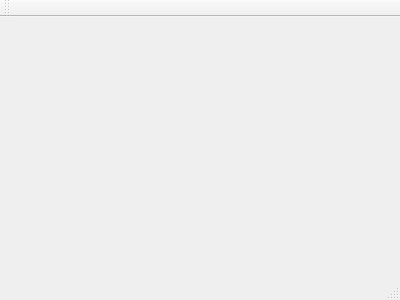
The window that QT_serial/day01/myserial/myserial.ui (hewei-bit/QT-Learing) describes before a commit, drawn with Qt 5.
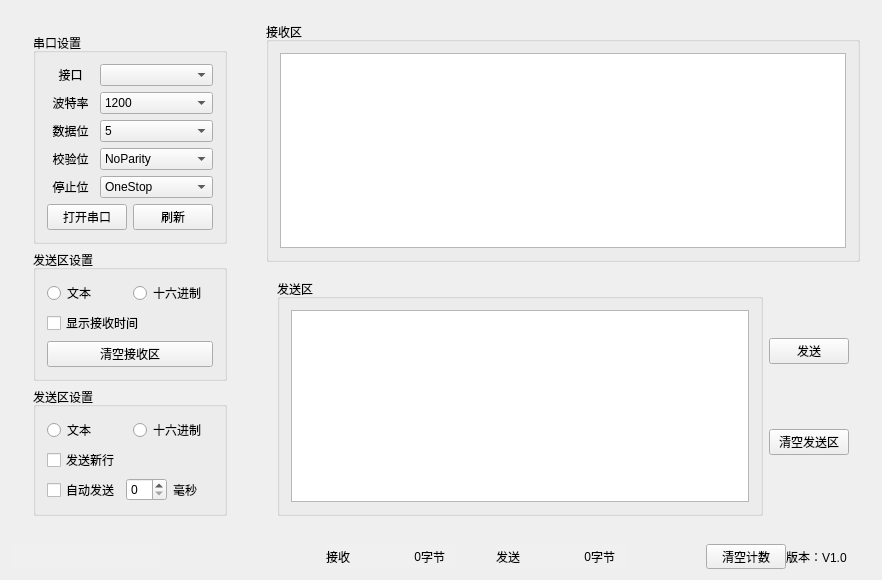
The same window after the commit.

Commit message: 串口小工具

The edit to the form file:
```diff
--- a/QT_serial/day01/myserial/myserial.ui
+++ b/QT_serial/day01/myserial/myserial.ui
@@ -1,24 +1,849 @@
 <ui version="4.0">
  <class>myserial</class>
- <widget class="QMainWindow" name="myserial" >
-  <property name="geometry" >
+ <widget class="QMainWindow" name="myserial">
+  <property name="geometry">
    <rect>
     <x>0</x>
     <y>0</y>
-    <width>400</width>
-    <height>300</height>
+    <width>882</width>
+    <height>566</height>
    </rect>
   </property>
   <property name="windowTitle" >
    <string>myserial</string>
   </property>
-  <widget class="QMenuBar" name="menuBar" />
-  <widget class="QToolBar" name="mainToolBar" />
-  <widget class="QWidget" name="centralWidget" />
-  <widget class="QStatusBar" name="statusBar" />
+  <widget class="QWidget" name="centralWidget">
+   <layout class="QGridLayout" name="gridLayout_3">
+    <item row="0" column="0">
+     <widget class="QWidget" name="widget" native="true">
+      <layout class="QGridLayout" name="gridLayout">
+       <item row="0" column="0">
+        <widget class="QWidget" name="widget_2" native="true">
+         <layout class="QVBoxLayout" name="verticalLayout_7">
+          <item>
+           <widget class="QGroupBox" name="groupBox">
+            <property name="title">
+             <string>串口设置</string>
+            </property>
+            <layout class="QGridLayout" name="gridLayout_2">
+             <item row="0" column="0">
+              <layout class="QVBoxLayout" name="verticalLayout">
+               <item>
+                <widget class="QLabel" name="label">
+                 <property name="text">
+                  <string>接口</string>
+                 </property>
+                 <property name="alignment">
+                  <set>Qt::AlignCenter</set>
+                 </property>
+                </widget>
+               </item>
+               <item>
+                <widget class="QLabel" name="label_2">
+                 <property name="text">
+                  <string>波特率</string>
+                 </property>
+                 <property name="alignment">
+                  <set>Qt::AlignCenter</set>
+                 </property>
+                </widget>
+               </item>
+               <item>
+                <widget class="QLabel" name="label_3">
+                 <property name="text">
+                  <string>数据位</string>
+                 </property>
+                 <property name="alignment">
+                  <set>Qt::AlignCenter</set>
+                 </property>
+                </widget>
+               </item>
+               <item>
+                <widget class="QLabel" name="label_4">
+                 <property name="text">
+                  <string>校验位</string>
+                 </property>
+                 <property name="alignment">
+                  <set>Qt::AlignCenter</set>
+                 </property>
+                </widget>
+               </item>
+               <item>
+                <widget class="QLabel" name="label_5">
+                 <property name="text">
+                  <string>停止位</string>
+                 </property>
+                 <property name="alignment">
+                  <set>Qt::AlignCenter</set>
+                 </property>
+                </widget>
+               </item>
+              </layout>
+             </item>
+             <item row="0" column="1">
+              <layout class="QVBoxLayout" name="verticalLayout_2">
+               <item>
+                <widget class="QComboBox" name="port_comboBox"/>
+               </item>
+               <item>
+                <widget class="QComboBox" name="baudrate_comboBox">
+                 <item>
+                  <property name="text">
+                   <string>1200</string>
+                  </property>
+                 </item>
+                 <item>
+                  <property name="text">
+                   <string>2400</string>
+                  </property>
+                 </item>
+                 <item>
+                  <property name="text">
+                   <string>4800</string>
+                  </property>
+                 </item>
+                 <item>
+                  <property name="text">
+                   <string>9600</string>
+                  </property>
+                 </item>
+                 <item>
+                  <property name="text">
+                   <string>19200</string>
+                  </property>
+                 </item>
+                 <item>
+                  <property name="text">
+                   <string>38400</string>
+                  </property>
+                 </item>
+                 <item>
+                  <property name="text">
+                   <string>57600</string>
+                  </property>
+                 </item>
+                 <item>
+                  <property name="text">
+                   <string>115200</string>
+                  </property>
+                 </item>
+                </widget>
+               </item>
+               <item>
+                <widget class="QComboBox" name="databit_comboBox">
+                 <item>
+                  <property name="text">
+                   <string>5</string>
+                  </property>
+                 </item>
+                 <item>
+                  <property name="text">
+                   <string>6</string>
+                  </property>
+                 </item>
+                 <item>
+                  <property name="text">
+                   <string>7</string>
+                  </property>
+                 </item>
+                 <item>
+                  <property name="text">
+                   <string>8</string>
+                  </property>
+                 </item>
+                </widget>
+               </item>
+               <item>
+                <widget class="QComboBox" name="parity_comboBox">
+                 <item>
+                  <property name="text">
+                   <string>NoParity</string>
+                  </property>
+                 </item>
+                 <item>
+                  <property name="text">
+                   <string>EvenParity</string>
+                  </property>
+                 </item>
+                 <item>
+                  <property name="text">
+                   <string>OddParity</string>
+                  </property>
+                 </item>
+                 <item>
+                  <property name="text">
+                   <string>SpaceParity</string>
+                  </property>
+                 </item>
+                 <item>
+                  <property name="text">
+                   <string>MarkParity</string>
+                  </property>
+                 </item>
+                 <item>
+                  <property name="text">
+                   <string>UnknownParity</string>
+                  </property>
+                 </item>
+                </widget>
+               </item>
+               <item>
+                <widget class="QComboBox" name="stop_comboBox">
+                 <item>
+                  <property name="text">
+                   <string>OneStop</string>
+                  </property>
+                 </item>
+                 <item>
+                  <property name="text">
+                   <string>OneAndHalf</string>
+                  </property>
+                 </item>
+                 <item>
+                  <property name="text">
+                   <string>TwoStop</string>
+                  </property>
+                 </item>
+                </widget>
+               </item>
+              </layout>
+             </item>
+             <item row="1" column="0" colspan="2">
+              <layout class="QHBoxLayout" name="horizontalLayout_4">
+               <item>
+                <widget class="QPushButton" name="open_close_serial_Btn">
+                 <property name="text">
+                  <string>打开串口</string>
+                 </property>
+                </widget>
+               </item>
+               <item>
+                <widget class="QPushButton" name="refreshBtn">
+                 <property name="text">
+                  <string>刷新</string>
+                 </property>
+                </widget>
+               </item>
+              </layout>
+             </item>
+            </layout>
+           </widget>
+          </item>
+          <item>
+           <layout class="QVBoxLayout" name="verticalLayout_3">
+            <item>
+             <widget class="QGroupBox" name="groupBox_4">
+              <property name="title">
+               <string>发送区设置</string>
+              </property>
+              <layout class="QVBoxLayout" name="verticalLayout_9">
+               <item>
+                <layout class="QVBoxLayout" name="verticalLayout_4">
+                 <item>
+                  <layout class="QHBoxLayout" name="horizontalLayout">
+                   <item>
+                    <widget class="QRadioButton" name="text_recv_radioBtn">
+                     <property name="text">
+                      <string>文本</string>
+                     </property>
+                    </widget>
+                   </item>
+                   <item>
+                    <widget class="QRadioButton" name="hex_recv_radioBtn">
+                     <property name="text">
+                      <string>十六进制</string>
+                     </property>
+                    </widget>
+                   </item>
+                  </layout>
+                 </item>
+                 <item>
+                  <widget class="QCheckBox" name="show_recvtime_checkBox">
+                   <property name="text">
+                    <string>显示接收时间</string>
+                   </property>
+                  </widget>
+                 </item>
+                 <item>
+                  <widget class="QPushButton" name="clear_recvBtn">
+                   <property name="text">
+                    <string>清空接收区</string>
+                   </property>
+                  </widget>
+                 </item>
+                </layout>
+               </item>
+              </layout>
+             </widget>
+            </item>
+            <item>
+             <widget class="QGroupBox" name="groupBox_5">
+              <property name="title">
+               <string>发送区设置</string>
+              </property>
+              <layout class="QVBoxLayout" name="verticalLayout_10">
+               <item>
+                <layout class="QVBoxLayout" name="verticalLayout_5">
+                 <item>
+                  <layout class="QHBoxLayout" name="horizontalLayout_2">
+                   <item>
+                    <widget class="QRadioButton" name="text_send_radioBtn">
+                     <property name="text">
+                      <string>文本</string>
+                     </property>
+                    </widget>
+                   </item>
+                   <item>
+                    <widget class="QRadioButton" name="hex_send_radioBtn">
+                     <property name="text">
+                      <string>十六进制</string>
+                     </property>
+                    </widget>
+                   </item>
+                  </layout>
+                 </item>
+                 <item>
+                  <widget class="QCheckBox" name="send_newline_checkBox">
+                   <property name="text">
+                    <string>发送新行</string>
+                   </property>
+                  </widget>
+                 </item>
+                 <item>
+                  <layout class="QHBoxLayout" name="horizontalLayout_3">
+                   <item>
+                    <widget class="QCheckBox" name="auto_sendcheckBox">
+                     <property name="text">
+                      <string>自动发送</string>
+                     </property>
+                    </widget>
+                   </item>
+                   <item>
+                    <widget class="QSpinBox" name="spinBox"/>
+                   </item>
+                   <item>
+                    <widget class="QLabel" name="label_6">
+                     <property name="text">
+                      <string>毫秒</string>
+                     </property>
+                    </widget>
+                   </item>
+                  </layout>
+                 </item>
+                </layout>
+               </item>
+              </layout>
+             </widget>
+            </item>
+           </layout>
+          </item>
+         </layout>
+        </widget>
+       </item>
+      </layout>
+     </widget>
+    </item>
+    <item row="0" column="1">
+     <widget class="QWidget" name="widget_4" native="true">
+      <layout class="QVBoxLayout" name="verticalLayout_11">
+       <item>
+        <widget class="QGroupBox" name="groupBox_2">
+         <property name="title">
+          <string>接收区</string>
+         </property>
+         <layout class="QVBoxLayout" name="verticalLayout_12">
+          <item>
+           <widget class="QTextBrowser" name="recv_textBrowser"/>
+          </item>
+         </layout>
+        </widget>
+       </item>
+       <item>
+        <widget class="QWidget" name="widget_3" native="true">
+         <layout class="QHBoxLayout" name="horizontalLayout_5">
+          <item>
+           <widget class="QGroupBox" name="groupBox_3">
+            <property name="title">
+             <string>发送区</string>
+            </property>
+            <layout class="QVBoxLayout" name="verticalLayout_8">
+             <item>
+              <widget class="QTextEdit" name="send_textBrowser"/>
+             </item>
+            </layout>
+           </widget>
+          </item>
+          <item>
+           <layout class="QVBoxLayout" name="verticalLayout_6">
+            <item>
+             <widget class="QPushButton" name="sendBtn">
+              <property name="text">
+               <string>发送</string>
+              </property>
+             </widget>
+            </item>
+            <item>
+             <widget class="QPushButton" name="clear_send_Btn">
+              <property name="text">
+               <string>清空发送区</string>
+              </property>
+             </widget>
+            </item>
+           </layout>
+          </item>
+         </layout>
+        </widget>
+       </item>
+      </layout>
+     </widget>
+    </item>
+    <item row="1" column="0" colspan="2">
+     <widget class="QWidget" name="widget_17" native="true">
+      <layout class="QHBoxLayout" name="horizontalLayout_15">
+       <property name="spacing">
+        <number>0</number>
+       </property>
+       <property name="leftMargin">
+        <number>0</number>
+       </property>
+       <property name="topMargin">
+        <number>0</number>
+       </property>
+       <property name="rightMargin">
+        <number>0</number>
+       </property>
+       <property name="bottomMargin">
+        <number>0</number>
+       </property>
+       <item>
+        <widget class="QLabel" name="stateLabel">
+         <property name="minimumSize">
+          <size>
+           <width>150</width>
+           <height>25</height>
+          </size>
+         </property>
+         <property name="maximumSize">
+          <size>
+           <width>150</width>
+           <height>25</height>
+          </size>
+         </property>
+         <property name="font">
+          <font>
+           <pointsize>10</pointsize>
+           <weight>75</weight>
+           <bold>true</bold>
+          </font>
+         </property>
+         <property name="styleSheet">
+          <string notr="true">background-color: rgb(240, 240, 240);</string>
+         </property>
+         <property name="text">
+          <string/>
+         </property>
+         <property name="alignment">
+          <set>Qt::AlignCenter</set>
+         </property>
+        </widget>
+       </item>
+       <item>
+        <spacer name="horizontalSpacer_5">
+         <property name="orientation">
+          <enum>Qt::Horizontal</enum>
+         </property>
+         <property name="sizeType">
+          <enum>QSizePolicy::Fixed</enum>
+         </property>
+         <property name="sizeHint" stdset="0">
+          <size>
+           <width>15</width>
+           <height>20</height>
+          </size>
+         </property>
+        </spacer>
+       </item>
+       <item>
+        <widget class="QLabel" name="autoSendLabel">
+         <property name="sizePolicy">
+          <sizepolicy hsizetype="Fixed" vsizetype="Fixed">
+           <horstretch>0</horstretch>
+           <verstretch>0</verstretch>
+          </sizepolicy>
+         </property>
+         <property name="minimumSize">
+          <size>
+           <width>150</width>
+           <height>25</height>
+          </size>
+         </property>
+         <property name="maximumSize">
+          <size>
+           <width>150</width>
+           <height>25</height>
+          </size>
+         </property>
+         <property name="font">
+          <font>
+           <pointsize>10</pointsize>
+           <weight>75</weight>
+           <bold>true</bold>
+          </font>
+         </property>
+         <property name="text">
+          <string/>
+         </property>
+        </widget>
+       </item>
+       <item>
+        <spacer name="horizontalSpacer">
+         <property name="orientation">
+          <enum>Qt::Horizontal</enum>
+         </property>
+         <property name="sizeType">
+          <enum>QSizePolicy::Preferred</enum>
+         </property>
+         <property name="sizeHint" stdset="0">
+          <size>
+           <width>20</width>
+           <height>20</height>
+          </size>
+         </property>
+        </spacer>
+       </item>
+       <item>
+        <widget class="QWidget" name="widget_15" native="true">
+         <property name="sizePolicy">
+          <sizepolicy hsizetype="Fixed" vsizetype="Fixed">
+           <horstretch>0</horstretch>
+           <verstretch>0</verstretch>
+          </sizepolicy>
+         </property>
+         <layout class="QHBoxLayout" name="horizontalLayout_13">
+          <property name="spacing">
+           <number>0</number>
+          </property>
+          <property name="leftMargin">
+           <number>0</number>
+          </property>
+          <property name="topMargin">
+           <number>0</number>
+          </property>
+          <property name="rightMargin">
+           <number>0</number>
+          </property>
+          <property name="bottomMargin">
+           <number>0</number>
+          </property>
+          <item>
+           <widget class="QLabel" name="label_7">
+            <property name="sizePolicy">
+             <sizepolicy hsizetype="Fixed" vsizetype="Fixed">
+              <horstretch>0</horstretch>
+              <verstretch>0</verstretch>
+             </sizepolicy>
+            </property>
+            <property name="minimumSize">
+             <size>
+              <width>35</width>
+              <height>25</height>
+             </size>
+            </property>
+            <property name="maximumSize">
+             <size>
+              <width>35</width>
+              <height>25</height>
+             </size>
+            </property>
+            <property name="styleSheet">
+             <string notr="true">background-color: rgb(240, 240, 240);</string>
+            </property>
+            <property name="text">
+             <string>接收</string>
+            </property>
+           </widget>
+          </item>
+          <item>
+           <widget class="QLabel" name="sRNumLabel">
+            <property name="sizePolicy">
+             <sizepolicy hsizetype="Fixed" vsizetype="Fixed">
+              <horstretch>0</horstretch>
+              <verstretch>0</verstretch>
+             </sizepolicy>
+            </property>
+            <property name="minimumSize">
+             <size>
+              <width>60</width>
+              <height>25</height>
+             </size>
+            </property>
+            <property name="maximumSize">
+             <size>
+              <width>60</width>
+              <height>25</height>
+             </size>
+            </property>
+            <property name="styleSheet">
+             <string notr="true">background-color: rgb(240, 240, 240);</string>
+            </property>
+            <property name="text">
+             <string>0</string>
+            </property>
+            <property name="alignment">
+             <set>Qt::AlignRight|Qt::AlignTrailing|Qt::AlignVCenter</set>
+            </property>
+           </widget>
+          </item>
+          <item>
+           <widget class="QLabel" name="label_8">
+            <property name="sizePolicy">
+             <sizepolicy hsizetype="Fixed" vsizetype="Fixed">
+              <horstretch>0</horstretch>
+              <verstretch>0</verstretch>
+             </sizepolicy>
+            </property>
+            <property name="minimumSize">
+             <size>
+              <width>35</width>
+              <height>25</height>
+             </size>
+            </property>
+            <property name="maximumSize">
+             <size>
+              <width>35</width>
+              <height>25</height>
+             </size>
+            </property>
+            <property name="styleSheet">
+             <string notr="true">background-color: rgb(240, 240, 240);</string>
+            </property>
+            <property name="text">
+             <string>字节</string>
+            </property>
+           </widget>
+          </item>
+          <item>
+           <spacer name="horizontalSpacer_2">
+            <property name="orientation">
+             <enum>Qt::Horizontal</enum>
+            </property>
+            <property name="sizeType">
+             <enum>QSizePolicy::Preferred</enum>
+            </property>
+            <property name="sizeHint" stdset="0">
+             <size>
+              <width>40</width>
+              <height>20</height>
+             </size>
+            </property>
+           </spacer>
+          </item>
+         </layout>
+        </widget>
+       </item>
+       <item>
+        <widget class="QWidget" name="widget_16" native="true">
+         <property name="sizePolicy">
+          <sizepolicy hsizetype="Fixed" vsizetype="Fixed">
+           <horstretch>0</horstretch>
+           <verstretch>0</verstretch>
+          </sizepolicy>
+         </property>
+         <layout class="QHBoxLayout" name="horizontalLayout_14">
+          <property name="spacing">
+           <number>0</number>
+          </property>
+          <property name="leftMargin">
+           <number>0</number>
+          </property>
+          <property name="topMargin">
+           <number>0</number>
+          </property>
+          <property name="rightMargin">
+           <number>0</number>
+          </property>
+          <property name="bottomMargin">
+           <number>0</number>
+          </property>
+          <item>
+           <widget class="QLabel" name="label_9">
+            <property name="sizePolicy">
+             <sizepolicy hsizetype="Fixed" vsizetype="Fixed">
+              <horstretch>0</horstretch>
+              <verstretch>0</verstretch>
+             </sizepolicy>
+            </property>
+            <property name="minimumSize">
+             <size>
+              <width>35</width>
+              <height>25</height>
+             </size>
+            </property>
+            <property name="maximumSize">
+             <size>
+              <width>35</width>
+              <height>25</height>
+             </size>
+            </property>
+            <property name="styleSheet">
+             <string notr="true">background-color: rgb(240, 240, 240);</string>
+            </property>
+            <property name="text">
+             <string>发送</string>
+            </property>
+           </widget>
+          </item>
+          <item>
+           <widget class="QLabel" name="sTNumLabel">
+            <property name="sizePolicy">
+             <sizepolicy hsizetype="Fixed" vsizetype="Fixed">
+              <horstretch>0</horstretch>
+              <verstretch>0</verstretch>
+             </sizepolicy>
+            </property>
+            <property name="minimumSize">
+             <size>
+              <width>60</width>
+              <height>25</height>
+             </size>
+            </property>
+            <property name="maximumSize">
+             <size>
+              <width>60</width>
+              <height>25</height>
+             </size>
+            </property>
+            <property name="styleSheet">
+             <string notr="true">background-color: rgb(240, 240, 240);</string>
+            </property>
+            <property name="text">
+             <string>0</string>
+            </property>
+            <property name="alignment">
+             <set>Qt::AlignRight|Qt::AlignTrailing|Qt::AlignVCenter</set>
+            </property>
+           </widget>
+          </item>
+          <item>
+           <widget class="QLabel" name="label_10">
+            <property name="sizePolicy">
+             <sizepolicy hsizetype="Fixed" vsizetype="Fixed">
+              <horstretch>0</horstretch>
+              <verstretch>0</verstretch>
+             </sizepolicy>
+            </property>
+            <property name="minimumSize">
+             <size>
+              <width>35</width>
+              <height>25</height>
+             </size>
+            </property>
+            <property name="maximumSize">
+             <size>
+              <width>35</width>
+              <height>25</height>
+             </size>
+            </property>
+            <property name="styleSheet">
+             <string notr="true">background-color: rgb(240, 240, 240);</string>
+            </property>
+            <property name="text">
+             <string>字节</string>
+            </property>
+           </widget>
+          </item>
+          <item>
+           <spacer name="horizontalSpacer_3">
+            <property name="orientation">
+             <enum>Qt::Horizontal</enum>
+            </property>
+            <property name="sizeType">
+             <enum>QSizePolicy::Preferred</enum>
+            </property>
+            <property name="sizeHint" stdset="0">
+             <size>
+              <width>80</width>
+              <height>20</height>
+             </size>
+            </property>
+           </spacer>
+          </item>
+         </layout>
+        </widget>
+       </item>
+       <item>
+        <widget class="QPushButton" name="sNumClearBtn">
+         <property name="sizePolicy">
+          <sizepolicy hsizetype="Fixed" vsizetype="Fixed">
+           <horstretch>0</horstretch>
+           <verstretch>0</verstretch>
+          </sizepolicy>
+         </property>
+         <property name="minimumSize">
+          <size>
+           <width>80</width>
+           <height>25</height>
+          </size>
+         </property>
+         <property name="maximumSize">
+          <size>
+           <width>80</width>
+           <height>25</height>
+          </size>
+         </property>
+         <property name="text">
+          <string>清空计数</string>
+         </property>
+        </widget>
+       </item>
+       <item>
+        <spacer name="horizontalSpacer_4">
+         <property name="orientation">
+          <enum>Qt::Horizontal</enum>
+         </property>
+         <property name="sizeType">
+          <enum>QSizePolicy::Preferred</enum>
+         </property>
+         <property name="sizeHint" stdset="0">
+          <size>
+           <width>10</width>
+           <height>20</height>
+          </size>
+         </property>
+        </spacer>
+       </item>
+       <item>
+        <widget class="QLabel" name="label_11">
+         <property name="sizePolicy">
+          <sizepolicy hsizetype="Fixed" vsizetype="Fixed">
+           <horstretch>0</horstretch>
+           <verstretch>0</verstretch>
+          </sizepolicy>
+         </property>
+         <property name="minimumSize">
+          <size>
+           <width>85</width>
+           <height>25</height>
+          </size>
+         </property>
+         <property name="maximumSize">
+          <size>
+           <width>85</width>
+           <height>25</height>
+          </size>
+         </property>
+         <property name="text">
+          <string>版本：V1.0</string>
+         </property>
+        </widget>
+       </item>
+      </layout>
+     </widget>
+    </item>
+   </layout>
+  </widget>
  </widget>
- <layoutDefault spacing="6" margin="11" />
- <pixmapfunction></pixmapfunction>
+ <layoutdefault spacing="6" margin="11"/>
  <resources/>
  <connections/>
 </ui>
```
Left out of the diff: 5 changed lines with no effect on the pictures. The commit also changes 3 other files.
